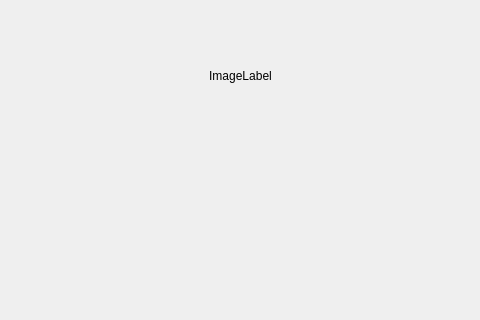
Qt form ecg_features/leads/view.ui (medusabci/medusa-analyzer) before a commit; both pictures show x 113 to 593 and y 186 to 506 of the 707 by 771 pixel window.
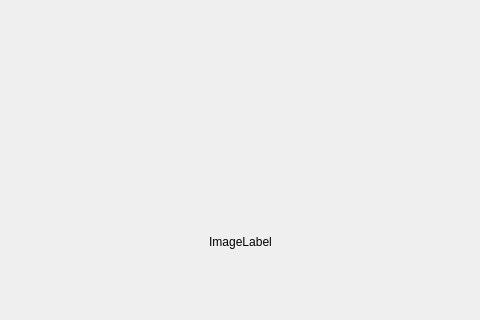
The same form after that commit.

Commit message: Refactor lead selection logic and improve UI layout in flow.py and view.py

Patch:
```diff
--- a/ecg_features/leads/view.ui
+++ b/ecg_features/leads/view.ui
@@ -106,19 +106,6 @@
      </property>
     </widget>
    </item>
-   <item>
-    <spacer name="verticalSpacer">
-     <property name="orientation">
-      <enum>Qt::Vertical</enum>
-     </property>
-     <property name="sizeHint" stdset="0">
-      <size>
-       <width>20</width>
-       <height>40</height>
-      </size>
-     </property>
-    </spacer>
-   </item>
   </layout>
  </widget>
  <resources/>
```
The commit also changes 3 other files.
